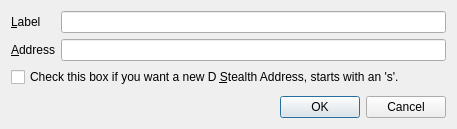
Above: src/qt/forms/editaddressdialog.ui from innova-foundation/innova before the change. Below: the same form after it.
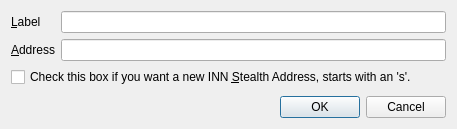
That is the form after the change.

```diff
--- a/src/qt/forms/editaddressdialog.ui
+++ b/src/qt/forms/editaddressdialog.ui
@@ -56,7 +56,7 @@
      <item row="2" column="0" colspan="2">
       <widget class="QCheckBox" name="stealthCB">
        <property name="text">
-        <string>Check this box if you want a new D &amp;Stealth Address, starts with an 's'.</string>
+        <string>Check this box if you want a new INN &amp;Stealth Address, starts with an 's'.</string>
        </property>
       </widget>
      </item>
```
